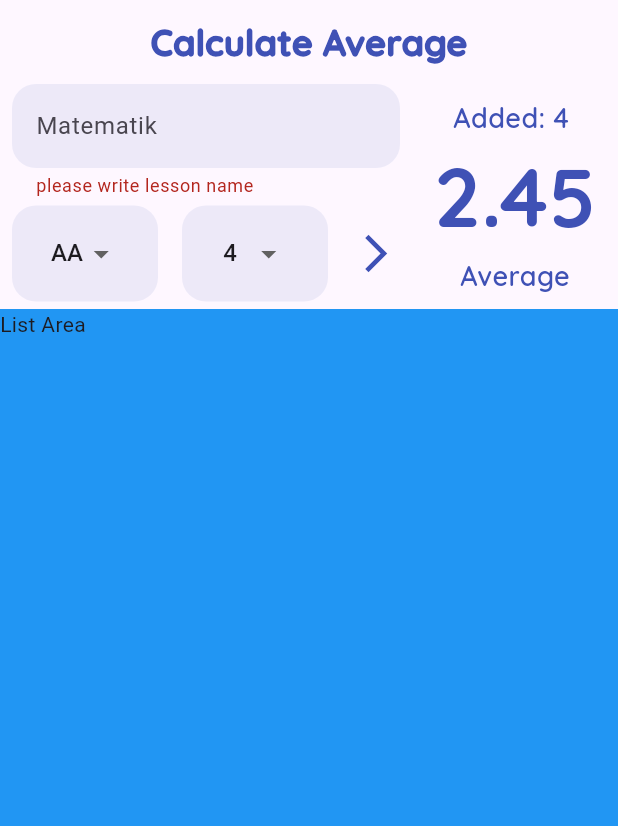
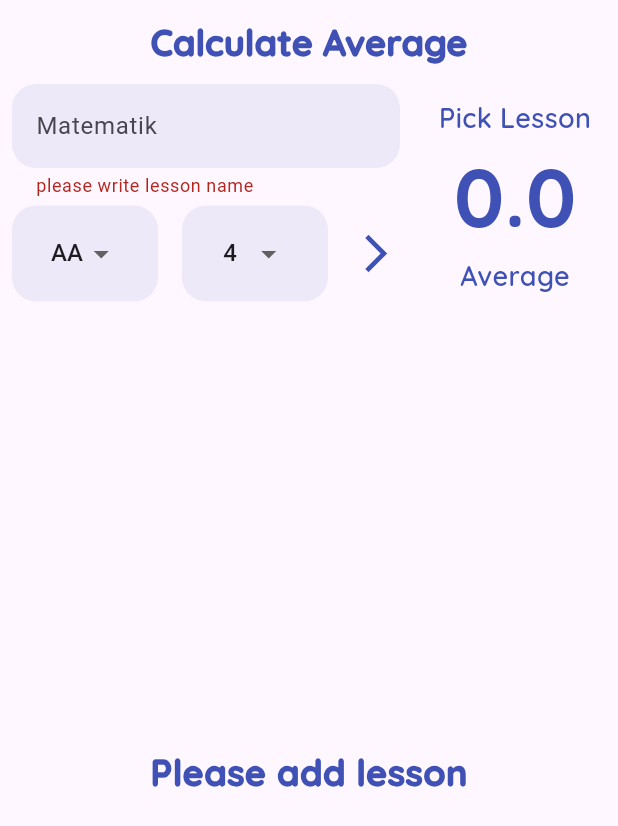
Before and after one commit to BilgeKaanpc/Flutter-Demo-App-2-Average-Calculator, a Flutter app: the screen it shows after launch, after a tap on the "arrow forward ios" icon, on a phone screen of 412 x 824 dp. Shown: the top 826 px of the screen. Run offline on Flutter 3.47's test engine with Material 3 defaults, Android fonts, the light colour scheme and no system bars; our stand-ins replace google_fonts.

Commit message:
project completed

```diff
--- a/average_calculator/lib/widgets/average_calculate_page.dart
+++ b/average_calculator/lib/widgets/average_calculate_page.dart
@@ -1,7 +1,10 @@
 import 'package:average_calculator/constants/app_constant.dart';
 import 'package:average_calculator/helper/data_helper.dart';
 import 'package:average_calculator/model/lesson.dart';
+import 'package:average_calculator/widgets/credit_dropdown_widget.dart';
+import 'package:average_calculator/widgets/lesson_list.dart';
 import 'package:average_calculator/widgets/show_average.dart';
+import 'package:average_calculator/widgets/word_dropdown_widget.dart';
 import 'package:flutter/material.dart';
 
 class AverageCalculate extends StatefulWidget {
@@ -13,14 +16,14 @@ class AverageCalculate extends StatefulWidget {
 
 class _AverageCalculateState extends State<AverageCalculate> {
   var formKey = GlobalKey<FormState>();
-
-  double pickedValue = 4;
-  double pickedCredit = 4;
+  double pickedWordFromWidget = 4;
+  double pickedCreditFromWidget = 4;
   String pickedLesson = "";
 
   @override
   Widget build(BuildContext context) {
     return Scaffold(
+      resizeToAvoidBottomInset: false,
         appBar: AppBar(
           centerTitle: true,
           elevation: 0,
@@ -39,20 +42,23 @@ class _AverageCalculateState extends State<AverageCalculate> {
                   flex: 2,
                   child: _buildForm(),
                 ),
-                const Expanded(
+               Expanded(
                   flex: 1,
                   child: ShowAverage(
-                    average: 2.45,
-                    lessonCount: 4,
+                    average: DataHelper.CalculateAverage(),
+                    lessonCount: DataHelper.allLessons.length,
                   ),
                 ),
               ],
             ),
             Expanded(
-              child: Container(
-                child: Text("List Area"),
-                color: Colors.blue,
-              ),
+              child: LessonList(
+                onDismiss: (index){
+                  setState(() {
+                  DataHelper.allLessons.removeAt(index);
+                  });
+                },
+              )
             ),
             //liste
           ],
@@ -77,13 +83,21 @@ class _AverageCalculateState extends State<AverageCalculate> {
               Expanded(
                 child: Padding(
                   padding: Constands.horizontalPadding8,
-                  child: _buildWords(),
+                  child: WordDropDownWidget(
+                    onWordPicked: (v){
+                      pickedWordFromWidget = v;
+                    },
+                  ),
                 ),
               ),
               Expanded(
                 child: Padding(
                   padding: Constands.horizontalPadding8,
-                  child: _buildCredits(),
+                  child: CreditDropDownWidget(
+                    onCreditPicked: (v){
+                      pickedCreditFromWidget = v;
+                    },
+                  ),
                 ),
               ),
               IconButton(
@@ -128,47 +142,10 @@ class _AverageCalculateState extends State<AverageCalculate> {
   }
 
   _buildWords() {
-    return Container(
-      alignment: Alignment.center,
-      padding: Constands.dropDownPadding,
-      decoration: BoxDecoration(
-          color: Constands.mainColor.shade100.withOpacity(0.3),
-          borderRadius: Constands.borderRadius),
-      child: DropdownButton<double>(
-        value: pickedValue,
-        elevation: 16,
-        iconDisabledColor: Constands.mainColor.shade200,
-        onChanged: (value) {
-          setState(() {
-            pickedValue = value!;
-          });
-        },
-        underline: Container(),
-        items: DataHelper.allLessonWords(),
-      ),
-    );
+
   }
 
   _buildCredits() {
-    return Container(
-      alignment: Alignment.center,
-      padding: Constands.dropDownPadding,
-      decoration: BoxDecoration(
-          color: Constands.mainColor.shade100.withOpacity(0.3),
-          borderRadius: Constands.borderRadius),
-      child: DropdownButton<double>(
-        value: pickedCredit,
-        elevation: 16,
-        iconDisabledColor: Constands.mainColor.shade200,
-        onChanged: (value) {
-          setState(() {
-            pickedCredit = value!;
-          });
-        },
-        underline: Container(),
-        items: DataHelper.allCredits(),
-      ),
-    );
   }
 
   void CalculateAverage() {
@@ -176,12 +153,15 @@ class _AverageCalculateState extends State<AverageCalculate> {
       formKey.currentState!.save();
       var currentLesson = Lesson(
           name: pickedLesson,
-          wordValue: pickedValue,
-          creditValue: pickedCredit);
+          wordValue: pickedWordFromWidget,
+          creditValue: pickedCreditFromWidget);
 
       DataHelper.addLesson(currentLesson);
       print(currentLesson.toString());
       print(DataHelper.CalculateAverage());
+      setState(() {
+
+      });
     }
   }
 }
--- /dev/null
+++ b/average_calculator/lib/widgets/credit_dropdown_widget.dart
@@ -0,0 +1,39 @@
+import 'package:average_calculator/constants/app_constant.dart';
+import 'package:average_calculator/helper/data_helper.dart';
+import 'package:flutter/material.dart';
+
+class CreditDropDownWidget extends StatefulWidget {
+  final Function onCreditPicked;
+  const CreditDropDownWidget({required this.onCreditPicked,super.key});
+
+
+  @override
+  State<CreditDropDownWidget> createState() => _CreditDropDownWidgetState();
+}
+
+class _CreditDropDownWidgetState extends State<CreditDropDownWidget> {
+  double pickedCredit = 4;
+  @override
+  Widget build(BuildContext context) {
+    return Container(
+      alignment: Alignment.center,
+      padding: Constands.dropDownPadding,
+      decoration: BoxDecoration(
+          color: Constands.mainColor.shade100.withOpacity(0.3),
+          borderRadius: Constands.borderRadius),
+      child: DropdownButton<double>(
+        value: pickedCredit,
+        elevation: 16,
+        iconDisabledColor: Constands.mainColor.shade200,
+        onChanged: (value) {
+          setState(() {
+            pickedCredit = value!;
+            widget.onCreditPicked(pickedCredit);
+          });
+        },
+        underline: Container(),
+        items: DataHelper.allCredits(),
+      ),
+    );
+  }
+}
--- /dev/null
+++ b/average_calculator/lib/widgets/lesson_list.dart
@@ -0,0 +1,50 @@
+import 'package:average_calculator/constants/app_constant.dart';
+import 'package:average_calculator/helper/data_helper.dart';
+import 'package:average_calculator/model/lesson.dart';
+import 'package:flutter/material.dart';
+
+class LessonList extends StatelessWidget {
+  final Function onDismiss;
+  const LessonList({required this.onDismiss,super.key});
+
+  @override
+  Widget build(BuildContext context) {
+    List<Lesson> allLesson = DataHelper.allLessons;
+    return allLesson.length > 0
+        ? ListView.builder(
+            itemCount: allLesson.length,
+            itemBuilder: (context, index) {
+              return Dismissible(
+                key: UniqueKey(),
+                direction: DismissDirection.startToEnd,
+                onDismissed: (a){
+                  onDismiss(index);
+                },
+                child: Padding(
+                  padding: const EdgeInsets.all(2.0),
+                  child: Card(
+                    child: ListTile(
+                      title: Text(allLesson[index].name),
+                      leading: CircleAvatar(
+                        backgroundColor: Constands.mainColor,
+                        child: Text(
+                          (allLesson[index].wordValue *
+                                  allLesson[index].creditValue)
+                              .toStringAsFixed(0),
+                          style: TextStyle(color: Colors.white),
+                        ),
+                      ),
+                      subtitle: Text(
+                          "Credits: ${allLesson[index].creditValue} - Points: ${allLesson[index].wordValue}"),
+                    ),
+                  ),
+                ),
+              );
+            })
+        : Container(
+            child: Center(
+              child: Text("Please add lesson",style: Constands.titleStyle,),
+            ),
+          );
+  }
+}
--- a/average_calculator/lib/widgets/show_average.dart
+++ b/average_calculator/lib/widgets/show_average.dart
@@ -14,7 +14,7 @@ class ShowAverage extends StatelessWidget {
       crossAxisAlignment: CrossAxisAlignment.center,
       children: [
         Text(
-          lessonCount > 0 ? "Added: $lessonCount " : "please pick lesson",
+          lessonCount > 0 ? "Added: $lessonCount " : "Pick Lesson",
           style: Constands.lessonCountText,
         ),
         Text(
--- /dev/null
+++ b/average_calculator/lib/widgets/word_dropdown_widget.dart
@@ -0,0 +1,40 @@
+import 'package:average_calculator/constants/app_constant.dart';
+import 'package:average_calculator/helper/data_helper.dart';
+import 'package:flutter/material.dart';
+
+class WordDropDownWidget extends StatefulWidget {
+  final Function onWordPicked;
+  const WordDropDownWidget({required this.onWordPicked,super.key});
+
+
+  @override
+  State<WordDropDownWidget> createState() => _WordDropDownWidgetState();
+}
+
+class _WordDropDownWidgetState extends State<WordDropDownWidget> {
+
+  double pickedValue = 4;
+  @override
+  Widget build(BuildContext context) {
+     return Container(
+      alignment: Alignment.center,
+      padding: Constands.dropDownPadding,
+      decoration: BoxDecoration(
+          color: Constands.mainColor.shade100.withOpacity(0.3),
+          borderRadius: Constands.borderRadius),
+      child: DropdownButton<double>(
+        value: pickedValue,
+        elevation: 16,
+        iconDisabledColor: Constands.mainColor.shade200,
+        onChanged: (value) {
+          setState(() {
+            pickedValue = value!;
+            widget.onWordPicked(pickedValue);
+          });
+        },
+        underline: Container(),
+        items: DataHelper.allLessonWords(),
+      ),
+    );
+  }
+}
```
